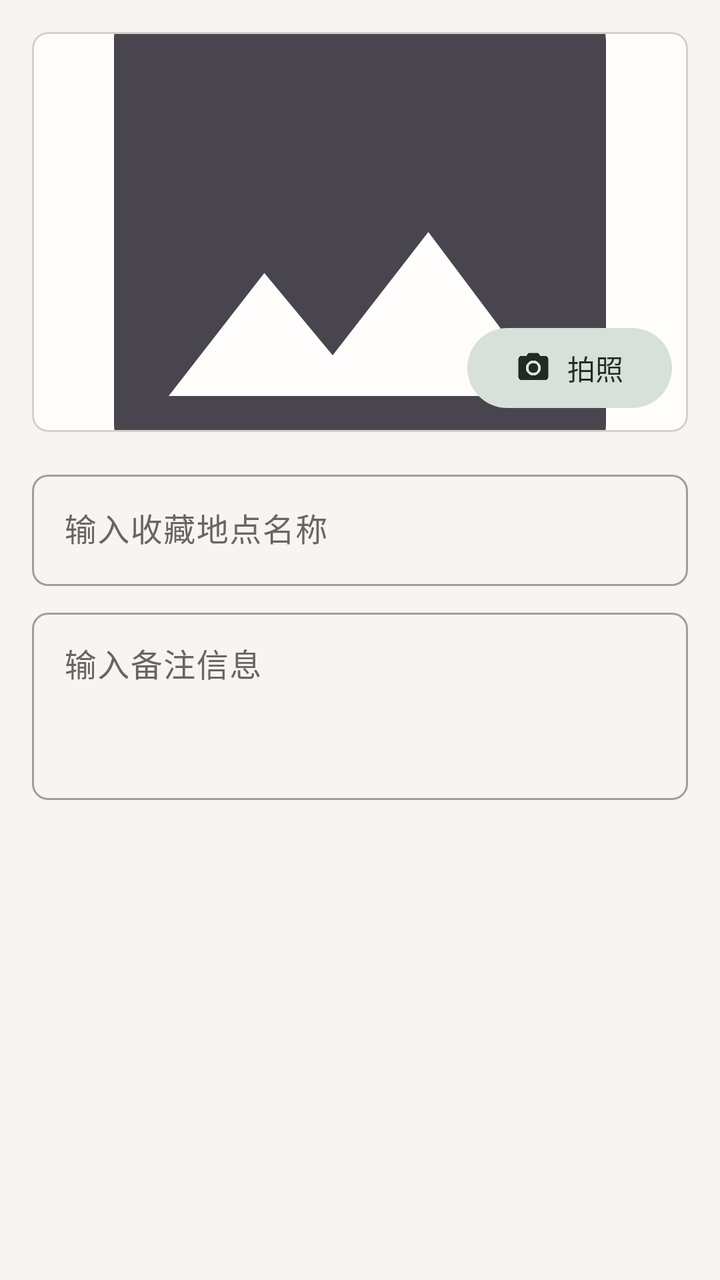
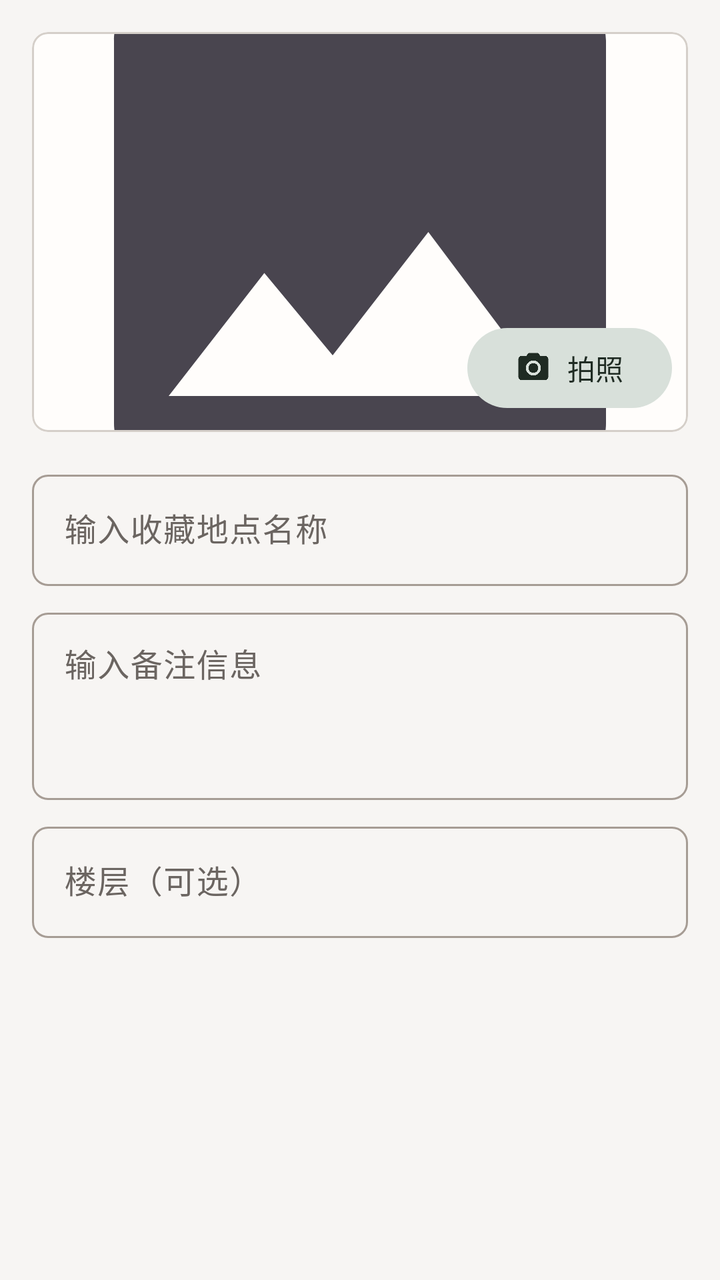

The first picture is an Android layout as it rendered before a commit; the second is the same layout after the commit. The layout source and the unified diff follow.
<!-- AndroidManifest.xml: application theme Theme.Compassor -->
<!-- res/layout/dialog_waypoint_details.xml -->
<?xml version="1.0" encoding="utf-8"?>
<androidx.core.widget.NestedScrollView xmlns:android="http://schemas.android.com/apk/res/android"
    xmlns:app="http://schemas.android.com/apk/res-auto"
    android:layout_width="match_parent"
    android:layout_height="wrap_content">

    <androidx.constraintlayout.widget.ConstraintLayout
        android:layout_width="match_parent"
        android:layout_height="wrap_content"
        android:padding="@dimen/padding_md">

        <com.google.android.material.card.MaterialCardView
            android:id="@+id/photoCard"
            android:layout_width="match_parent"
            android:layout_height="200dp"
            app:cardCornerRadius="@dimen/corner_radius_sm"
            app:layout_constraintTop_toTopOf="parent">

            <ImageView
                android:id="@+id/waypointPhoto"
                android:layout_width="match_parent"
                android:layout_height="match_parent"
                android:scaleType="centerCrop"
                android:src="@drawable/ic_image_placeholder" />

            <com.google.android.material.button.MaterialButton
                android:id="@+id/takePhotoButton"
                style="@style/Widget.Material3.Button.TonalButton"
                android:layout_width="wrap_content"
                android:layout_height="wrap_content"
                android:layout_gravity="bottom|end"
                android:layout_margin="8dp"
                android:text="@string/take_photo"
                app:icon="@drawable/ic_camera" />

        </com.google.android.material.card.MaterialCardView>

        <com.google.android.material.textfield.TextInputLayout
            android:id="@+id/nameInputLayout"
            style="@style/Widget.Compassor.TextInputLayout"
            android:layout_width="match_parent"
            android:layout_height="wrap_content"
            android:layout_marginTop="16dp"
            android:hint="@string/waypoint_name_hint"
            app:layout_constraintTop_toBottomOf="@id/photoCard">

            <com.google.android.material.textfield.TextInputEditText
                android:id="@+id/nameEditText"
                android:layout_width="match_parent"
                android:layout_height="wrap_content"
                android:inputType="text"
                android:maxLines="1" />

        </com.google.android.material.textfield.TextInputLayout>

        <com.google.android.material.textfield.TextInputLayout
            android:id="@+id/remarksInputLayout"
            style="@style/Widget.Compassor.TextInputLayout"
            android:layout_width="match_parent"
            android:layout_height="wrap_content"
            android:layout_marginTop="8dp"
            android:hint="@string/remarks_hint"
            app:layout_constraintTop_toBottomOf="@id/nameInputLayout">

            <com.google.android.material.textfield.TextInputEditText
                android:id="@+id/remarksEditText"
                android:layout_width="match_parent"
                android:layout_height="wrap_content"
                android:gravity="top"
                android:inputType="textMultiLine"
                android:minLines="3" />

        </com.google.android.material.textfield.TextInputLayout>

        <TextView
            android:id="@+id/coordinatesText"
            android:layout_width="match_parent"
            android:layout_height="wrap_content"
            android:layout_marginTop="8dp"
            android:textAppearance="@style/TextAppearance.Material3.BodySmall"
            app:layout_constraintTop_toBottomOf="@id/remarksInputLayout" />

    </androidx.constraintlayout.widget.ConstraintLayout>
</androidx.core.widget.NestedScrollView>
<!-- resources referenced by this layout -->
<resources>
  <dimen name="corner_radius_sm">8dp</dimen>
  <dimen name="padding_md">16dp</dimen>
  <!-- drawable ic_camera (drawable) -->
  <vector xmlns:android="http://schemas.android.com/apk/res/android"
      android:width="24dp"
      android:height="24dp"
      android:viewportWidth="24"
      android:viewportHeight="24"
      android:tint="?attr/colorControlNormal">
      <path
          android:fillColor="@android:color/white"
          android:pathData="M12,12m-3.2,0a3.2,3.2 0,1 1,6.4 0a3.2,3.2 0,1 1,-6.4 0" />
      <path
          android:fillColor="@android:color/white"
          android:pathData="M9,2L7.17,4H4c-1.1,0 -2,0.9 -2,2v12c0,1.1 0.9,2 2,2h16c1.1,0 2,-0.9 2,-2V6c0,-1.1 -0.9,-2 -2,-2h-3.17L15,2H9zm3,15c-2.76,0 -5,-2.24 -5,-5s2.24,-5 5,-5s5,2.24 5,5s-2.24,5 -5,5z" />
  </vector>
  <!-- drawable ic_image_placeholder (drawable) -->
  <vector xmlns:android="http://schemas.android.com/apk/res/android"
      android:width="24dp"
      android:height="24dp"
      android:viewportWidth="24"
      android:viewportHeight="24"
      android:tint="?attr/colorControlNormal">
      <path
          android:fillColor="@android:color/white"
          android:pathData="M21,19V5c0,-1.1 -0.9,-2 -2,-2H5c-1.1,0 -2,0.9 -2,2v14c0,1.1 0.9,2 2,2h14c1.1,0 2,-0.9 2,-2zM8.5,13.5l2.5,3.01L14.5,12l4.5,6H5l3.5,-4.5z" />
  </vector>
  <string name="remarks_hint">输入备注信息</string>
  <string name="take_photo">拍照</string>
  <string name="waypoint_name_hint">输入收藏地点名称</string>
  <style name="Widget.Compassor.TextInputLayout" parent="Widget.Material3.TextInputLayout.OutlinedBox">
          <item name="boxCornerRadiusTopStart">8dp</item>
          <item name="boxCornerRadiusTopEnd">8dp</item>
          <item name="boxCornerRadiusBottomStart">8dp</item>
          <item name="boxCornerRadiusBottomEnd">8dp</item>
      </style>
  <style name="Theme.Compassor" parent="Base.Theme.Compassor" />
  <color name="md_theme_light_primary">#6B7B8C</color>
  <color name="md_theme_light_onPrimary">#FFFFFF</color>
  <color name="md_theme_light_primaryContainer">#D5DBE3</color>
  <color name="md_theme_light_onPrimaryContainer">#1A2632</color>
  <color name="md_theme_light_secondary">#8FA395</color>
  <color name="md_theme_light_onSecondary">#FFFFFF</color>
  <color name="md_theme_light_secondaryContainer">#D8E0DA</color>
  <color name="md_theme_light_onSecondaryContainer">#1F2B23</color>
  <color name="md_theme_light_tertiary">#C9ADA7</color>
  <color name="md_theme_light_onTertiary">#FFFFFF</color>
  <color name="md_theme_light_tertiaryContainer">#E8DDD9</color>
  <color name="md_theme_light_onTertiaryContainer">#3D2F2C</color>
  <color name="md_theme_light_error">#C17B74</color>
  <color name="md_theme_light_onError">#FFFFFF</color>
  <color name="md_theme_light_errorContainer">#EED5D2</color>
  <color name="md_theme_light_onErrorContainer">#4A2522</color>
  <color name="md_theme_light_background">#F7F5F3</color>
  <color name="md_theme_light_onBackground">#3D3A38</color>
  <color name="md_theme_light_surface">#FFFDFB</color>
  <color name="md_theme_light_onSurface">#3D3A38</color>
  <color name="md_theme_light_surfaceVariant">#E8E4E1</color>
  <color name="md_theme_light_onSurfaceVariant">#6B6561</color>
  <color name="md_theme_light_outline">#A69C94</color>
  <color name="md_theme_light_outlineVariant">#D5CFC9</color>
  <!-- unchanged entries left out for length: 1 -->
</resources>

<!-- the commit's change to res/layout/dialog_waypoint_details.xml (unified diff, before → after) -->
@@ -72,13 +72,31 @@
 
         </com.google.android.material.textfield.TextInputLayout>
 
+        <com.google.android.material.textfield.TextInputLayout
+            android:id="@+id/floorInputLayout"
+            style="@style/Widget.Compassor.TextInputLayout"
+            android:layout_width="match_parent"
+            android:layout_height="wrap_content"
+            android:layout_marginTop="8dp"
+            android:hint="@string/floor_hint"
+            app:layout_constraintTop_toBottomOf="@id/remarksInputLayout">
+
+            <com.google.android.material.textfield.TextInputEditText
+                android:id="@+id/floorEditText"
+                android:layout_width="match_parent"
+                android:layout_height="wrap_content"
+                android:inputType="numberSigned"
+                android:maxLines="1" />
+
+        </com.google.android.material.textfield.TextInputLayout>
+
         <TextView
             android:id="@+id/coordinatesText"
             android:layout_width="match_parent"
             android:layout_height="wrap_content"
             android:layout_marginTop="8dp"
             android:textAppearance="@style/TextAppearance.Material3.BodySmall"
-            app:layout_constraintTop_toBottomOf="@id/remarksInputLayout" />
+            app:layout_constraintTop_toBottomOf="@id/floorInputLayout" />
 
     </androidx.constraintlayout.widget.ConstraintLayout>
 </androidx.core.widget.NestedScrollView>
<!-- resource entries referenced after the edit -->
@@ -27,6 +27,7 @@
           android:fillColor="@android:color/white"
           android:pathData="M21,19V5c0,-1.1 -0.9,-2 -2,-2H5c-1.1,0 -2,0.9 -2,2v14c0,1.1 0.9,2 2,2h14c1.1,0 2,-0.9 2,-2zM8.5,13.5l2.5,3.01L14.5,12l4.5,6H5l3.5,-4.5z" />
   </vector>
+  <string name="floor_hint">楼层（可选）</string>
   <string name="remarks_hint">输入备注信息</string>
   <string name="take_photo">拍照</string>
   <string name="waypoint_name_hint">输入收藏地点名称</string>
